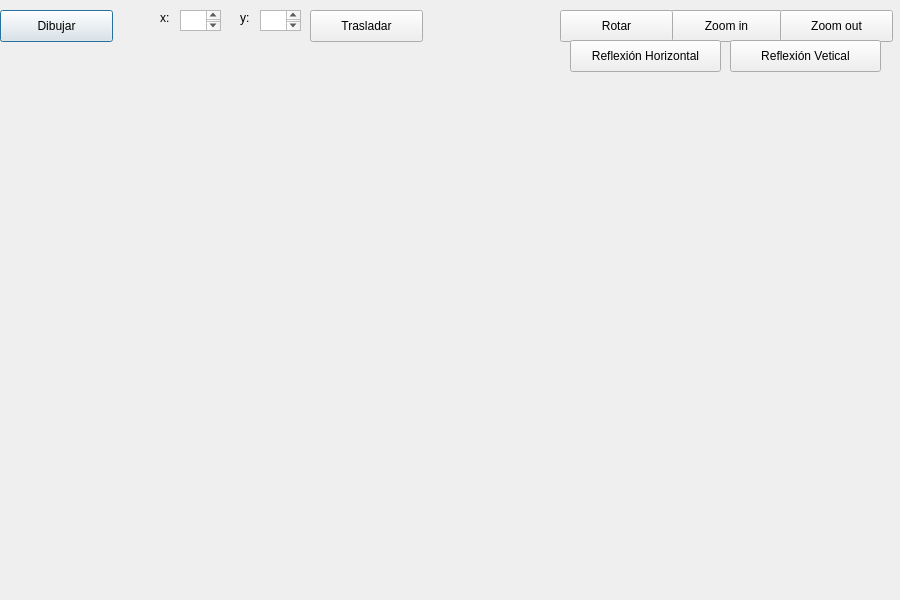
Old version of the form cubo.ui in the repository yocoHM/GeometriaComputacional.
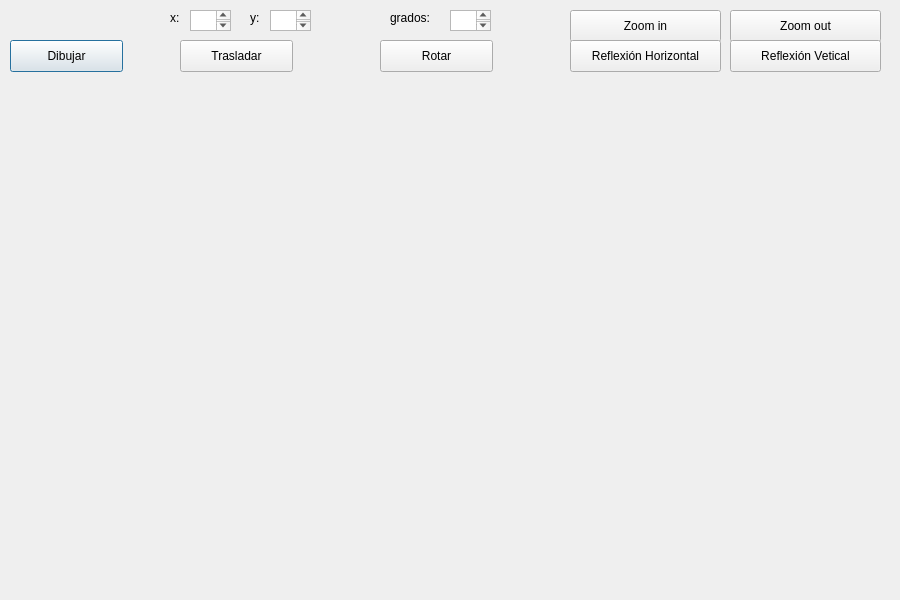
New version of the form.

Patch:
```diff
--- a/cubo.ui
+++ b/cubo.ui
@@ -16,8 +16,8 @@
   <widget class="QPushButton" name="pushButton">
    <property name="geometry">
     <rect>
-     <x>0</x>
-     <y>10</y>
+     <x>10</x>
+     <y>40</y>
      <width>113</width>
      <height>32</height>
     </rect>
@@ -29,8 +29,8 @@
   <widget class="QPushButton" name="pushButton_2">
    <property name="geometry">
     <rect>
-     <x>310</x>
-     <y>10</y>
+     <x>180</x>
+     <y>40</y>
      <width>113</width>
      <height>32</height>
     </rect>
@@ -42,7 +42,7 @@
   <widget class="QTextEdit" name="boxXinicio">
    <property name="geometry">
     <rect>
-     <x>180</x>
+     <x>190</x>
      <y>10</y>
      <width>41</width>
      <height>21</height>
@@ -52,7 +52,7 @@
   <widget class="QLabel" name="label_4">
    <property name="geometry">
     <rect>
-     <x>240</x>
+     <x>250</x>
      <y>10</y>
      <width>51</width>
      <height>16</height>
@@ -65,7 +65,7 @@
   <widget class="QLabel" name="label_3">
    <property name="geometry">
     <rect>
-     <x>160</x>
+     <x>170</x>
      <y>10</y>
      <width>41</width>
      <height>16</height>
@@ -78,7 +78,7 @@
   <widget class="QTextEdit" name="boxYinicio">
    <property name="geometry">
     <rect>
-     <x>260</x>
+     <x>270</x>
      <y>10</y>
      <width>41</width>
      <height>21</height>
@@ -88,9 +88,9 @@
   <widget class="QPushButton" name="pushButton_5">
    <property name="geometry">
     <rect>
-     <x>670</x>
+     <x>570</x>
      <y>10</y>
-     <width>113</width>
+     <width>151</width>
      <height>32</height>
     </rect>
    </property>
@@ -101,8 +101,8 @@
   <widget class="QPushButton" name="pushButton_3">
    <property name="geometry">
     <rect>
-     <x>560</x>
-     <y>10</y>
+     <x>380</x>
+     <y>40</y>
      <width>113</width>
      <height>32</height>
     </rect>
@@ -127,9 +127,9 @@
   <widget class="QPushButton" name="pushButton_4">
    <property name="geometry">
     <rect>
-     <x>780</x>
+     <x>730</x>
      <y>10</y>
-     <width>113</width>
+     <width>151</width>
      <height>32</height>
     </rect>
    </property>
@@ -150,6 +150,29 @@
     <string>Reflexión Vetical</string>
    </property>
   </widget>
+  <widget class="QTextEdit" name="boxGrados">
+   <property name="geometry">
+    <rect>
+     <x>450</x>
+     <y>10</y>
+     <width>41</width>
+     <height>21</height>
+    </rect>
+   </property>
+  </widget>
+  <widget class="QLabel" name="label_5">
+   <property name="geometry">
+    <rect>
+     <x>390</x>
+     <y>10</y>
+     <width>51</width>
+     <height>16</height>
+    </rect>
+   </property>
+   <property name="text">
+    <string>grados:</string>
+   </property>
+  </widget>
  </widget>
  <resources/>
  <connections/>
```
